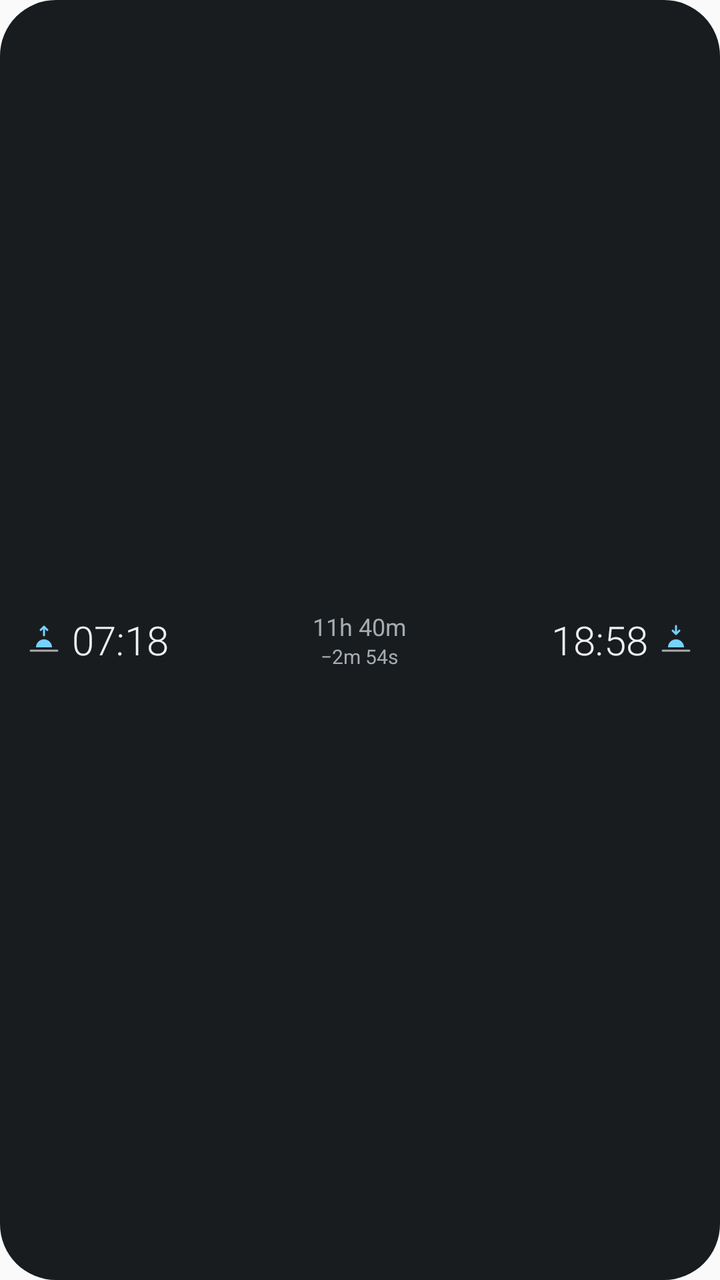
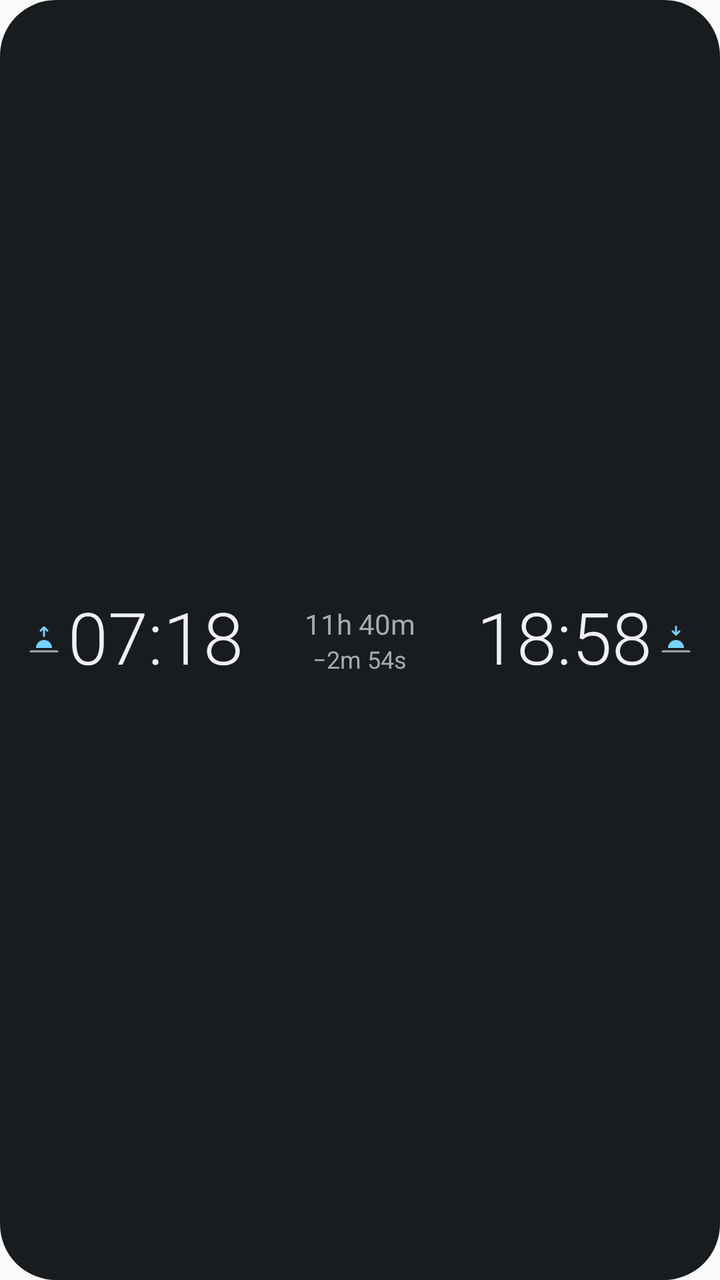

Before-and-after screenshots of an Android layout around one commit, followed by the original layout XML and the change that was made.
<!-- AndroidManifest.xml: application theme Theme.SunW -->
<!-- res/layout/widget_sun_compact.xml -->
<?xml version="1.0" encoding="utf-8"?>
<LinearLayout xmlns:android="http://schemas.android.com/apk/res/android"
    android:id="@+id/root"
    android:layout_width="match_parent"
    android:layout_height="match_parent"
    android:background="@drawable/widget_background"
    android:gravity="center_vertical"
    android:orientation="vertical"
    android:paddingHorizontal="14dp">

    <include layout="@layout/widget_sun_row" />
</LinearLayout>
<!-- res/layout/widget_sun_row.xml (included above) -->
<?xml version="1.0" encoding="utf-8"?>
<LinearLayout xmlns:android="http://schemas.android.com/apk/res/android"
    android:layout_width="match_parent"
    android:layout_height="46dp"
    android:gravity="center_vertical"
    android:orientation="horizontal">

    <TextView
        android:id="@+id/sunrise"
        android:layout_width="0dp"
        android:layout_height="wrap_content"
        android:layout_weight="1"
        android:drawableStart="@drawable/ic_sunrise"
        android:drawablePadding="6dp"
        android:fontFamily="sans-serif-light"
        android:gravity="center_vertical|start"
        android:maxLines="1"
        android:text="07:18"
        android:textColor="@color/widget_text"
        android:textSize="20sp" />

    <LinearLayout
        android:layout_width="wrap_content"
        android:layout_height="wrap_content"
        android:gravity="center_horizontal"
        android:orientation="vertical">

        <TextView
            android:id="@+id/day_length"
            android:layout_width="wrap_content"
            android:layout_height="wrap_content"
            android:maxLines="1"
            android:text="11h 40m"
            android:textColor="@color/widget_text_secondary"
            android:textSize="12sp" />

        <TextView
            android:id="@+id/day_delta"
            android:layout_width="wrap_content"
            android:layout_height="wrap_content"
            android:maxLines="1"
            android:text="−2m 54s"
            android:textColor="@color/widget_text_secondary"
            android:textSize="10sp" />
    </LinearLayout>

    <TextView
        android:id="@+id/sunset"
        android:layout_width="0dp"
        android:layout_height="wrap_content"
        android:layout_weight="1"
        android:drawableEnd="@drawable/ic_sunset"
        android:drawablePadding="6dp"
        android:fontFamily="sans-serif-light"
        android:gravity="center_vertical|end"
        android:maxLines="1"
        android:text="18:58"
        android:textColor="@color/widget_text"
        android:textSize="20sp" />
</LinearLayout>
<!-- resources referenced by this layout -->
<resources>
  <color name="widget_text">#F2F1EE</color>
  <color name="widget_text_secondary">#A8A6A1</color>
  <!-- drawable ic_sunrise (drawable) -->
  <?xml version="1.0" encoding="utf-8"?>
  <vector xmlns:android="http://schemas.android.com/apk/res/android"
      android:width="16dp"
      android:height="16dp"
      android:viewportWidth="24"
      android:viewportHeight="24">
      <path
          android:fillColor="@color/widget_accent"
          android:pathData="M6,18a6,6 0,0 1,12 0z" />
      <path
          android:strokeColor="@color/widget_text_secondary"
          android:strokeWidth="1.5"
          android:strokeLineCap="round"
          android:pathData="M2,20.5h20" />
      <path
          android:strokeColor="@color/widget_accent"
          android:strokeWidth="1.5"
          android:strokeLineCap="round"
          android:strokeLineJoin="round"
          android:pathData="M12,9V2.5M9.5,5 L12,2.5 14.5,5" />
  </vector>
  <!-- drawable ic_sunset (drawable) -->
  <?xml version="1.0" encoding="utf-8"?>
  <vector xmlns:android="http://schemas.android.com/apk/res/android"
      android:width="16dp"
      android:height="16dp"
      android:viewportWidth="24"
      android:viewportHeight="24">
      <path
          android:fillColor="@color/widget_accent"
          android:pathData="M6,18a6,6 0,0 1,12 0z" />
      <path
          android:strokeColor="@color/widget_text_secondary"
          android:strokeWidth="1.5"
          android:strokeLineCap="round"
          android:pathData="M2,20.5h20" />
      <path
          android:strokeColor="@color/widget_accent"
          android:strokeWidth="1.5"
          android:strokeLineCap="round"
          android:strokeLineJoin="round"
          android:pathData="M12,2V8M9.5,5.5 L12,8 14.5,5.5" />
  </vector>
  <!-- drawable widget_background (drawable) -->
  <?xml version="1.0" encoding="utf-8"?>
  <shape xmlns:android="http://schemas.android.com/apk/res/android" android:shape="rectangle">
      <corners android:radius="@dimen/widget_radius" />
      <solid android:color="@color/widget_background" />
  </shape>
  <style name="Theme.SunW" parent="android:Theme.Material.Light.NoActionBar">
          <item name="android:colorAccent">#C77800</item>
      </style>
  <color name="widget_accent">#FFB547</color>
  <dimen name="widget_radius">20dp</dimen>
  <color name="widget_background">#E6141518</color>
</resources>

<!-- the commit's change to res/layout/widget_sun_compact.xml (unified diff, before → after) -->
@@ -6,31 +6,40 @@
     android:background="@drawable/widget_background"
     android:gravity="center_vertical"
     android:orientation="vertical"
-    android:paddingHorizontal="14dp">
+    android:paddingHorizontal="14dp"
+    android:paddingVertical="4dp">
 
-    <include layout="@layout/widget_sun_row" />
+    
+    <include
+        layout="@layout/widget_sun_row"
+        android:layout_width="match_parent"
+        android:layout_height="match_parent" />
 </LinearLayout>
 <!-- res/layout/widget_sun_row.xml (included above) -->
 <?xml version="1.0" encoding="utf-8"?>
 <LinearLayout xmlns:android="http://schemas.android.com/apk/res/android"
     android:layout_width="match_parent"
-    android:layout_height="46dp"
+    android:layout_height="56dp"
     android:gravity="center_vertical"
     android:orientation="horizontal">
 
     <TextView
         android:id="@+id/sunrise"
         android:layout_width="0dp"
-        android:layout_height="wrap_content"
+        android:layout_height="match_parent"
         android:layout_weight="1"
+        android:autoSizeMaxTextSize="36sp"
+        android:autoSizeMinTextSize="14sp"
+        android:autoSizeStepGranularity="1sp"
+        android:autoSizeTextType="uniform"
+        android:includeFontPadding="false"
         android:drawableStart="@drawable/ic_sunrise"
-        android:drawablePadding="6dp"
+        android:drawablePadding="4dp"
         android:fontFamily="sans-serif-light"
         android:gravity="center_vertical|start"
         android:maxLines="1"
         android:text="07:18"
-        android:textColor="@color/widget_text"
-        android:textSize="20sp" />
+        android:textColor="@color/widget_text" />
 
     <LinearLayout
         android:layout_width="wrap_content"
@@ -45,7 +54,7 @@
             android:maxLines="1"
             android:text="11h 40m"
             android:textColor="@color/widget_text_secondary"
-            android:textSize="12sp" />
+            android:textSize="14sp" />
 
         <TextView
             android:id="@+id/day_delta"
@@ -54,20 +63,24 @@
             android:maxLines="1"
             android:text="−2m 54s"
             android:textColor="@color/widget_text_secondary"
-            android:textSize="10sp" />
+            android:textSize="12sp" />
     </LinearLayout>
 
     <TextView
         android:id="@+id/sunset"
         android:layout_width="0dp"
-        android:layout_height="wrap_content"
+        android:layout_height="match_parent"
         android:layout_weight="1"
+        android:autoSizeMaxTextSize="36sp"
+        android:autoSizeMinTextSize="14sp"
+        android:autoSizeStepGranularity="1sp"
+        android:autoSizeTextType="uniform"
+        android:includeFontPadding="false"
         android:drawableEnd="@drawable/ic_sunset"
-        android:drawablePadding="6dp"
+        android:drawablePadding="4dp"
         android:fontFamily="sans-serif-light"
         android:gravity="center_vertical|end"
         android:maxLines="1"
         android:text="18:58"
-        android:textColor="@color/widget_text"
-        android:textSize="20sp" />
+        android:textColor="@color/widget_text" />
 </LinearLayout>
